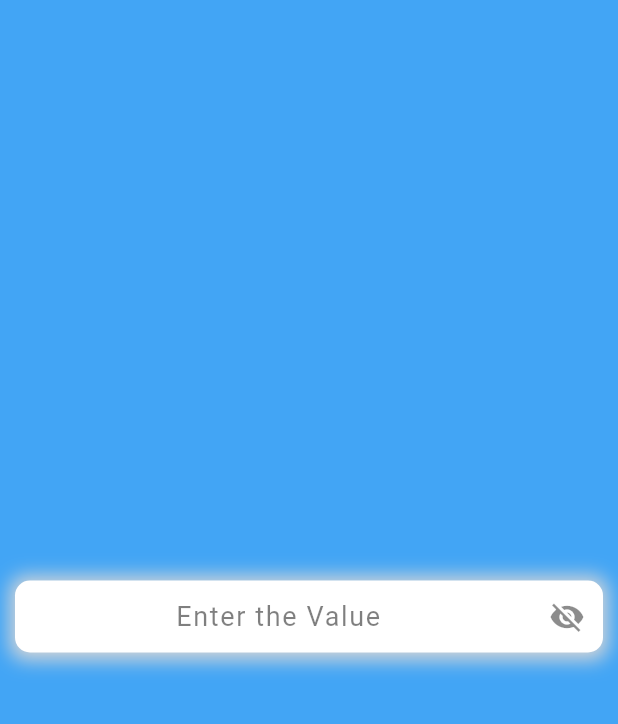
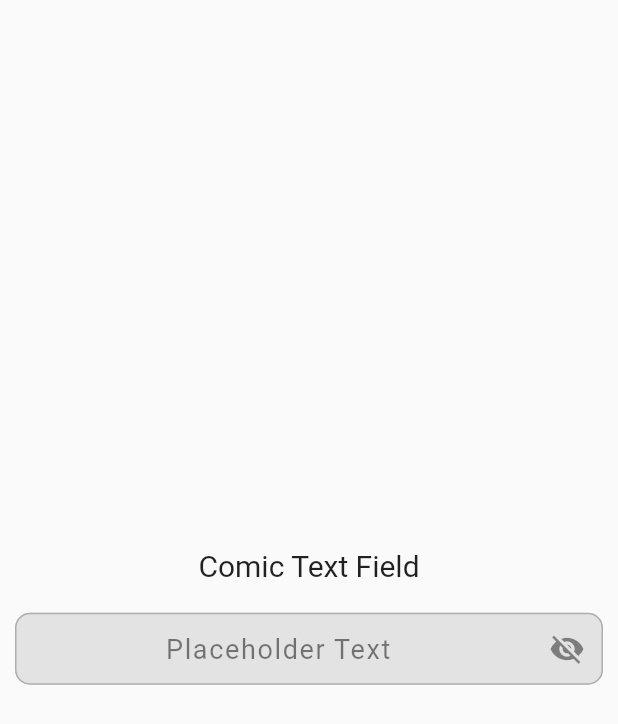
Before and after one commit to ROUNAK-K-JHA-2002/custom-field-styles, a Flutter app: the screen it shows after launch, on a phone screen of 412 x 824 dp. Shown: the top 724 px of the screen. Run offline on Flutter 3.47's test engine with Material 2 defaults, Android fonts, the phone set to English and light mode, and no system bars.

Commit message:
feat: v0.0.5

```diff
--- a/example/lib/main.dart
+++ b/example/lib/main.dart
@@ -43,20 +43,26 @@ class _HomePageState extends State<HomePage> {
   @override
   Widget build(BuildContext context) {
     return Scaffold(
-      backgroundColor: Colors.blue.shade400,
+      // backgroundColor: Colors.blue.shade400,
       body: SafeArea(
           child: Center(
               child: Container(
         margin: const EdgeInsets.symmetric(vertical: 20, horizontal: 10),
-        child: CustomTextField(
-          controller: controller,
-          fieldStyle: FieldStyle.password,
-          // prefixIcon: const Icon(Icons.person_2),
-          // suffixIcon: const Icon(Icons.cancel),
-          // borderRadius: 00,
-          boxColor: Colors.white,
-          // borderColor: Colors.white,
-          // shadowColor: Colors.black,
+        child: Column(
+          mainAxisAlignment: MainAxisAlignment.center,
+          children: [
+            const Text(
+              "Comic Text Field",
+              style: TextStyle(fontSize: 20),
+            ),
+            const SizedBox(
+              height: 20,
+            ),
+            CustomTextField(
+              controller: controller,
+              fieldStyle: FieldStyle.password,
+            ),
+          ],
         ),
       ))),
     );
--- a/lib/src/text_field.dart
+++ b/lib/src/text_field.dart
@@ -2,11 +2,9 @@ import 'package:flutter/material.dart';
 
 enum FieldStyle {
   simple,
-  retro,
+  comic,
   modern,
   old,
-  roundedStyle,
-  squareStyle,
   elevated,
   password,
 }
@@ -32,6 +30,7 @@ class CustomTextField extends StatefulWidget {
   final Offset offset;
   final double spreadRadius;
   final double blurRadius;
+  final bool enableShadow;
 
   /// An optional maximum number of lines for the text to span, wrapping if necessary.
   /// If the text exceeds the given number of lines, it will be resized according
@@ -45,12 +44,13 @@ class CustomTextField extends StatefulWidget {
 
   ///onTap function to provide extra user end functionalities as otherwise required.
   final void Function()? onTap;
+  final void Function(String value)? onChanged;
   const CustomTextField(
       {super.key,
       required this.controller,
-      this.hintText = "Enter the Value",
-      this.borderColor = Colors.transparent,
-      this.boxColor = Colors.transparent,
+      this.hintText = "Placeholder Text",
+      this.borderColor = const Color.fromARGB(255, 174, 174, 174),
+      this.boxColor = const Color.fromARGB(255, 227, 227, 227),
       this.textColor = Colors.black,
       this.textInputType = TextInputType.text,
       this.onTap,
@@ -64,10 +64,12 @@ class CustomTextField extends StatefulWidget {
       this.suffixIcon,
       this.fieldHeight = 50,
       this.borderRadius = 10,
-      this.shadowColor = const Color.fromARGB(255, 215, 214, 214),
-      this.offset = const Offset(3, 4),
-      this.spreadRadius = 3,
-      this.blurRadius = 10});
+      this.shadowColor = const Color.fromARGB(255, 196, 196, 196),
+      this.offset = const Offset(5, 7),
+      this.spreadRadius = 2,
+      this.blurRadius = 15,
+      this.onChanged,
+      this.enableShadow = false});
 
   @override
   State<CustomTextField> createState() => _CustomTextFieldState();
@@ -89,7 +91,6 @@ class _CustomTextFieldState extends State<CustomTextField> {
           child: TextFormField(
             onTap: widget.onTap,
             controller: widget.controller,
-            textAlignVertical: TextAlignVertical.center,
             keyboardType: widget.textInputType,
             maxLines: widget.maxLines,
             textAlign: widget.textAlign,
@@ -101,13 +102,13 @@ class _CustomTextFieldState extends State<CustomTextField> {
             decoration: InputDecoration(
               prefixIcon: widget.prefixIcon,
               suffixIcon: widget.suffixIcon,
-              contentPadding: const EdgeInsets.symmetric(horizontal: 8),
+              contentPadding: EdgeInsets.zero,
               enabledBorder: OutlineInputBorder(
-                borderRadius: BorderRadius.circular(10),
+                borderRadius: BorderRadius.circular(widget.borderRadius),
                 borderSide: BorderSide(color: widget.borderColor),
               ),
               focusedBorder: OutlineInputBorder(
-                borderRadius: BorderRadius.circular(10),
+                borderRadius: BorderRadius.circular(widget.borderRadius),
                 borderSide: BorderSide(color: widget.borderColor),
               ),
               filled: true,
@@ -137,9 +138,9 @@ class _CustomTextFieldState extends State<CustomTextField> {
           child: TextFormField(
             onTap: widget.onTap,
             controller: widget.controller,
-            keyboardType: widget.textInputType ?? TextInputType.text,
-            maxLines: widget.maxLines ?? 1,
-            textAlign: TextAlign.center,
+            keyboardType: widget.textInputType,
+            maxLines: widget.maxLines,
+            textAlign: widget.textAlign,
             style: TextStyle(
                 fontSize: widget.fontSize,
                 color: widget.textColor,
@@ -148,7 +149,7 @@ class _CustomTextFieldState extends State<CustomTextField> {
             decoration: InputDecoration(
               prefixIcon: widget.prefixIcon,
               suffixIcon: widget.suffixIcon,
-              contentPadding: const EdgeInsets.symmetric(horizontal: 8),
+              contentPadding: EdgeInsets.zero,
               enabledBorder: OutlineInputBorder(
                 borderRadius: BorderRadius.circular(widget.borderRadius),
                 borderSide: BorderSide(color: widget.borderColor),
@@ -170,7 +171,7 @@ class _CustomTextFieldState extends State<CustomTextField> {
         );
 
       ///
-      case FieldStyle.retro:
+      case FieldStyle.comic:
         return Container(
           height: widget.fieldHeight,
           decoration: BoxDecoration(
@@ -216,38 +217,127 @@ class _CustomTextFieldState extends State<CustomTextField> {
             ),
           ),
         );
-      case FieldStyle.modern:
+      case FieldStyle.password:
         return Container(
-          color: Colors.blue,
+          height: widget.fieldHeight,
+          decoration: BoxDecoration(
+              color: Colors.transparent,
+              borderRadius: BorderRadius.circular(widget.borderRadius),
+              boxShadow: widget.enableShadow
+                  ? [
+                      BoxShadow(
+                          color: widget.shadowColor,
+                          offset: widget.offset,
+                          spreadRadius: widget.spreadRadius,
+                          blurRadius: widget.blurRadius),
+                    ]
+                  : null),
           child: TextFormField(
-            onTap: widget.onTap,
+            onChanged: widget.onChanged,
             controller: widget.controller,
-            keyboardType: widget.textInputType ?? TextInputType.text,
-            maxLines: widget.maxLines ?? 1,
-            textAlign: TextAlign.center,
+            maxLines: widget.maxLines,
+            obscureText: seePassword,
+            textAlign: widget.textAlign,
             style: TextStyle(
-                // fontSize: 17.sp,
-                color: widget.textColor,
-                fontFamily: 'Montserrat',
-                letterSpacing: 1.1),
+              fontSize: widget.fontSize,
+              fontFamily: widget.fontFamily,
+            ),
             decoration: InputDecoration(
-              contentPadding: const EdgeInsets.all(0),
+              prefixIcon: widget.prefixIcon,
+              suffixIcon: GestureDetector(
+                  onTap: () {
+                    setState(() {
+                      if (seePassword) {
+                        seePassword = false;
+                      } else {
+                        seePassword = true;
+                      }
+                    });
+                  },
+                  child: seePassword ? visibleOffIcon : visibleIcon),
+              contentPadding: const EdgeInsets.symmetric(horizontal: 8),
               enabledBorder: OutlineInputBorder(
-                borderRadius: BorderRadius.circular(30),
-                // borderSide: BorderSide(color: widget.borderColor),
+                borderRadius: BorderRadius.circular(widget.borderRadius),
+                borderSide: BorderSide(color: widget.borderColor),
               ),
               focusedBorder: OutlineInputBorder(
-                borderRadius: BorderRadius.circular(30),
-                // borderSide: BorderSide(color: widget.borderColor),
+                borderRadius: BorderRadius.circular(widget.borderRadius),
+                borderSide: BorderSide(color: widget.borderColor),
               ),
               filled: true,
               hintText: widget.hintText,
               hintStyle: TextStyle(
                   // fontSize: 16.sp,
-                  fontFamily: 'Montserrat',
-                  color: widget.textColor,
+                  fontFamily: widget.fontFamily,
+                  color: widget.textColor.withOpacity(0.5),
                   letterSpacing: 1.1),
               fillColor: widget.boxColor,
+            ),
+          ),
+        );
+
+      case FieldStyle.modern:
+        return Container(
+          height: widget.fieldHeight,
+          decoration: BoxDecoration(
+            borderRadius: BorderRadius.circular(6.0),
+            color: widget.boxColor,
+            border: Border.all(color: Colors.transparent),
+            shape: BoxShape.rectangle,
+            boxShadow: [
+              BoxShadow(
+                  color: Colors.grey.shade300,
+                  spreadRadius: 0.0,
+                  blurRadius: 10,
+                  offset: const Offset(3.0, 3.0)),
+              BoxShadow(
+                  color: Colors.grey.shade500,
+                  spreadRadius: 0.0,
+                  blurRadius: 10 / 2.0,
+                  offset: const Offset(3.0, 3.0)),
+              const BoxShadow(
+                  color: Colors.white,
+                  spreadRadius: 2.0,
+                  blurRadius: 10,
+                  offset: Offset(-3.0, -3.0)),
+              const BoxShadow(
+                  color: Colors.white,
+                  spreadRadius: 2.0,
+                  blurRadius: 10 / 2,
+                  offset: Offset(-3.0, -3.0)),
+            ],
+          ),
+          child: TextFormField(
+            onTap: widget.onTap,
+            controller: widget.controller,
+            keyboardType: widget.textInputType,
+            maxLines: widget.maxLines,
+            textAlign: TextAlign.center,
+            style: TextStyle(
+                fontSize: widget.fontSize,
+                color: widget.textColor,
+                fontFamily: widget.fontFamily,
+                letterSpacing: widget.letterSpacing),
+            decoration: InputDecoration(
+              prefixIcon: widget.prefixIcon,
+              suffixIcon: widget.suffixIcon,
+              contentPadding: EdgeInsets.zero,
+              enabledBorder: OutlineInputBorder(
+                borderRadius: BorderRadius.circular(widget.borderRadius),
+                borderSide: const BorderSide(color: Colors.transparent),
+              ),
+              focusedBorder: OutlineInputBorder(
+                borderRadius: BorderRadius.circular(widget.borderRadius),
+                borderSide: const BorderSide(color: Colors.transparent),
+              ),
+              filled: true,
+              hintText: widget.hintText,
+              hintStyle: TextStyle(
+                  // fontSize: 16.sp,
+                  fontFamily: widget.fontFamily,
+                  color: widget.textColor.withOpacity(0.5),
+                  letterSpacing: 1.1),
+              fillColor: Colors.transparent,
             ),
           ),
         );
@@ -298,135 +388,6 @@ class _CustomTextFieldState extends State<CustomTextField> {
             ),
           ),
         );
-      case FieldStyle.roundedStyle:
-        return Container(
-          color: Colors.black,
-          child: TextFormField(
-            onTap: widget.onTap,
-            controller: widget.controller,
-            keyboardType: widget.textInputType ?? TextInputType.text,
-            maxLines: widget.maxLines ?? 1,
-            textAlign: TextAlign.center,
-            style: TextStyle(
-                // fontSize: 17.sp,
-                color: widget.textColor,
-                fontFamily: 'Montserrat',
-                letterSpacing: 1.1),
-            decoration: InputDecoration(
-              contentPadding: const EdgeInsets.all(0),
-              enabledBorder: OutlineInputBorder(
-                borderRadius: BorderRadius.circular(30),
-                // borderSide: BorderSide(color: widget.borderColor),
-              ),
-              focusedBorder: OutlineInputBorder(
-                borderRadius: BorderRadius.circular(30),
-                // borderSide: BorderSide(color: widget.borderColor),
-              ),
-              filled: true,
-              hintText: widget.hintText,
-              hintStyle: TextStyle(
-                  // fontSize: 16.sp,
-                  fontFamily: 'Montserrat',
-                  color: widget.textColor,
-                  letterSpacing: 1.1),
-              fillColor: widget.boxColor,
-            ),
-          ),
-        );
-      case FieldStyle.squareStyle:
-        return Container(
-          color: Colors.red,
-          child: TextFormField(
-            onTap: widget.onTap,
-            controller: widget.controller,
-            keyboardType: widget.textInputType ?? TextInputType.text,
-            maxLines: widget.maxLines ?? 1,
-            textAlign: TextAlign.center,
-            style: TextStyle(
-                // fontSize: 17.sp,
-                color: widget.textColor,
-                fontFamily: 'Montserrat',
-                letterSpacing: 1.1),
-            decoration: InputDecoration(
-              contentPadding: const EdgeInsets.all(0),
-              enabledBorder: OutlineInputBorder(
-                borderRadius: BorderRadius.circular(30),
-                // borderSide: BorderSide(color: widget.borderColor),
-              ),
-              focusedBorder: OutlineInputBorder(
-                borderRadius: BorderRadius.circular(30),
-                // borderSide: BorderSide(color: widget.borderColor),
-              ),
-              filled: true,
-              hintText: widget.hintText,
-              hintStyle: TextStyle(
-                  // fontSize: 16.sp,
-                  fontFamily: 'Montserrat',
-                  color: widget.textColor,
-                  letterSpacing: 1.1),
-              fillColor: widget.boxColor,
-            ),
-          ),
-        );
-
-      case FieldStyle.password:
-        return Container(
-          height: widget.fieldHeight,
-          decoration: BoxDecoration(
-              color: Colors.transparent,
-              borderRadius: BorderRadius.circular(widget.borderRadius),
-              boxShadow: [
-                BoxShadow(
-                    color: widget.shadowColor,
-                    offset: widget.offset == const Offset(3, 4)
-                        ? const Offset(0, 0)
-                        : widget.offset,
-                    spreadRadius: widget.spreadRadius,
-                    blurRadius: widget.blurRadius),
-              ]),
-          child: TextFormField(
-            onChanged: (value) => {},
-            controller: widget.controller,
-            maxLines: widget.maxLines,
-            obscureText: seePassword,
-            textAlign: widget.textAlign,
-            style: TextStyle(
-              fontSize: widget.fontSize,
-              fontFamily: widget.fontFamily,
-            ),
-            decoration: InputDecoration(
-              prefixIcon: widget.prefixIcon,
-              suffixIcon: GestureDetector(
-                  onTap: () {
-                    setState(() {
-                      if (seePassword) {
-                        seePassword = false;
-                      } else {
-                        seePassword = true;
-                      }
-                    });
-                  },
-                  child: seePassword ? visibleOffIcon : visibleIcon),
-              contentPadding: const EdgeInsets.symmetric(horizontal: 8),
-              enabledBorder: OutlineInputBorder(
-                borderRadius: BorderRadius.circular(widget.borderRadius),
-                borderSide: BorderSide(color: widget.borderColor),
-              ),
-              focusedBorder: OutlineInputBorder(
-                borderRadius: BorderRadius.circular(widget.borderRadius),
-                borderSide: BorderSide(color: widget.borderColor),
-              ),
-              filled: true,
-              hintText: widget.hintText,
-              hintStyle: TextStyle(
-                  // fontSize: 16.sp,
-                  fontFamily: widget.fontFamily,
-                  color: widget.textColor.withOpacity(0.5),
-                  letterSpacing: 1.1),
-              fillColor: widget.boxColor,
-            ),
-          ),
-        );
 
       default:
         return Container();
```
